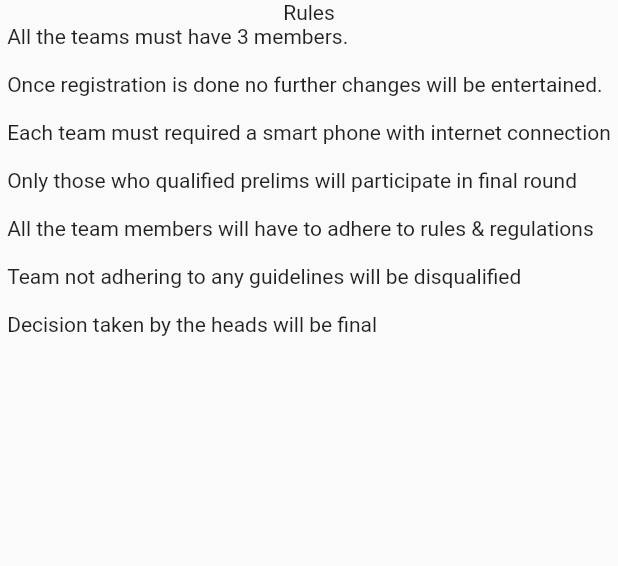
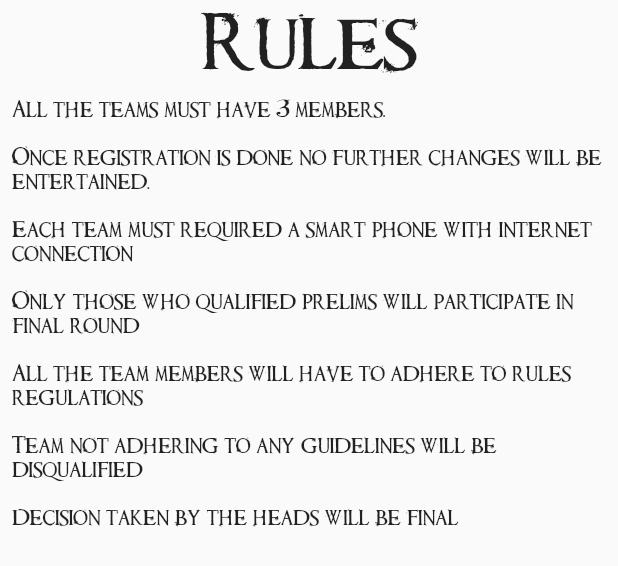
Before and after one commit to sarthaksadh01/treasure_hunt_client, a Flutter app: the Rules widget shown alone on an empty page, opened directly, on a phone screen of 412 x 824 dp. Shown: the top 566 px of the screen. Run offline on Flutter 3.47's test engine with Material 2 defaults, Android fonts, the light colour scheme and no system bars; our stand-ins replace cloud_firestore, fancy_bottom_navigation, flutter_icons, fluttertoast, shared_preferences; missing offline and left inert: barcode_scan; accounts and stored records are empty.

Commit message:
theme font added

```diff
--- a/lib/game.dart
+++ b/lib/game.dart
@@ -97,7 +97,7 @@ class _GameState extends State<Game> {
                       children: <Widget>[
                         Text(
                           "Treasure ${snapshot.data.data["level"]}",
-                          style: TextStyle(fontSize: 40),
+                          style: TextStyle(fontSize: 50),
                         ),
 
                         Padding(
@@ -105,7 +105,9 @@ class _GameState extends State<Game> {
                           child: Text(
                             question[point-1]["question"],
                             textAlign: TextAlign.center,
-                            style: TextStyle(),
+                            style: TextStyle(
+                              fontSize: 30
+                            ),
                           ),
                         ),
                         RaisedButton(
--- a/lib/main.dart
+++ b/lib/main.dart
@@ -9,7 +9,8 @@ void main() {
   runApp(MaterialApp(
     debugShowCheckedModeBanner: false,
     theme: ThemeData(
-        primaryColor: Colors.blue, accentColor: Colors.blueAccent),
+      fontFamily: "Ancient",
+        primaryColor: Color(0xFF00162b), accentColor: Color(0xFF003366)),
     title: 'Treasure Hunt',
     initialRoute: '/',
     routes: {
--- a/lib/rules.dart
+++ b/lib/rules.dart
@@ -11,11 +11,13 @@ class _RulesState extends State<Rules> {
     return Container(
       child: Center(child: Column(
         children: <Widget>[
-          Text("Rules"),
-          Text( "All the teams must have 3 members.\n\nOnce registration is done no further changes will be entertained.\n\nEach team must required a smart phone with internet connection\n\nOnly those who qualified prelims will participate in final round\n\nAll the team members will have to adhere to rules & regulations\n\nTeam not adhering to any guidelines will be disqualified\n\nDecision taken by the heads will be final")
+          Text("Rules",style: TextStyle(fontSize: 50),),
+          Padding(
+            padding: const EdgeInsets.all(8.0),
+            child: Text( "All the teams must have 3 members.\n\nOnce registration is done no further changes will be entertained.\n\nEach team must required a smart phone with internet connection\n\nOnly those who qualified prelims will participate in final round\n\nAll the team members will have to adhere to rules & regulations\n\nTeam not adhering to any guidelines will be disqualified\n\nDecision taken by the heads will be final",),
+          )
         ],
       )),
-
     );
   }
 }
--- a/lib/splash.dart
+++ b/lib/splash.dart
@@ -19,9 +19,9 @@ class _SplashScreenState extends State<SplashScreen> {
         backgroundColor: Theme.of(context).primaryColor,
         body: Center(
           child: Image.asset(
-          "assets/treasure.png",
-          // height: MediaQuery.of(context).size.height,
-          // width: MediaQuery.of(context).size.width,
+          "assets/images/treasure1.gif",
+          height: MediaQuery.of(context).size.height/2,
+          width: MediaQuery.of(context).size.width/2,
         ),
         )
         );
```
Also changed, not shown: pubspec.yaml (+20 -12 lines), assets/fonts/JANCIENI.TTF (added), assets/fonts/JANCIENT.TTF (added), assets/fonts/Pacifico-Regular.ttf (added), assets/fonts/requiem.regular.ttf (added), assets/images/bg1.jpg (added), assets/images/treasure.gif (added), assets/images/treasure.png (added), assets/images/treasure1.gif (added).
